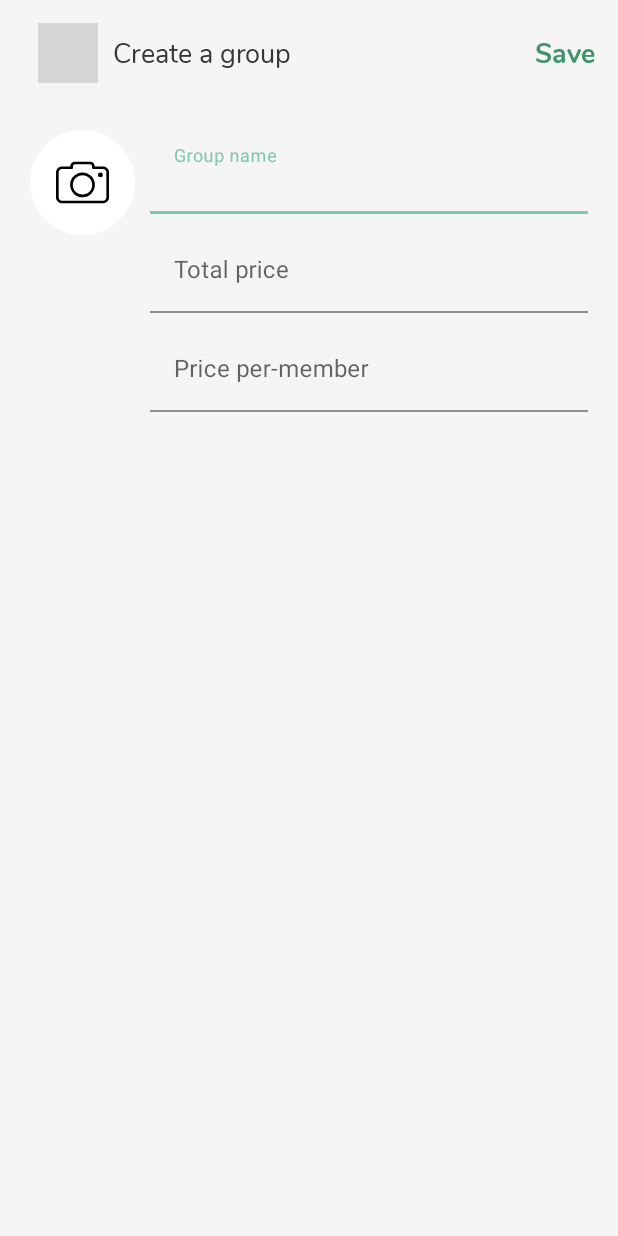
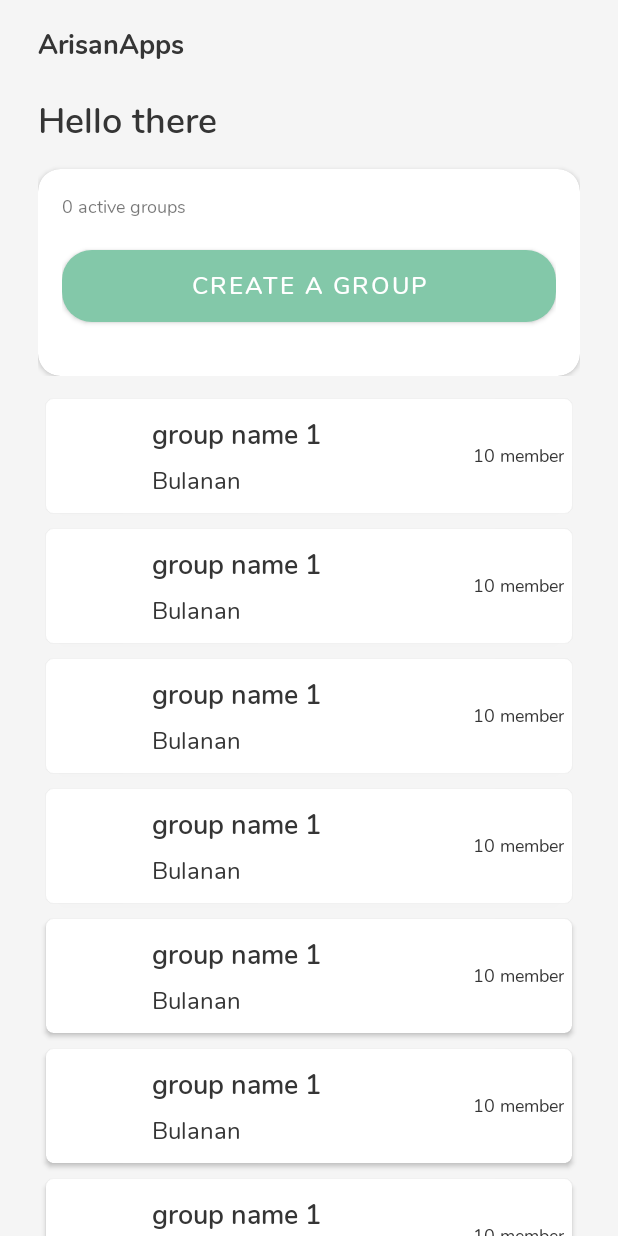
Before and after one commit to Tamrizki/Arisan-Apps, an Android app: the screen it shows after launch (CreateGroupActivity before the commit, HomeActivity after it), on a phone screen of 412 x 824 dp. Run offline under Robolectric (Android 15) with nearby library versions, the phone set to English and light mode, and no system bars; grey boxes are pictures that could not be loaded.

Commit message:
dialog edit

```diff
--- a/app/build.gradle
+++ b/app/build.gradle
@@ -1,6 +1,7 @@
 plugins {
     id 'com.android.application'
     id 'kotlin-android'
+    id 'kotlin-android-extensions'
 }
 
 android {
--- a/app/src/main/java/tam/pa/arisanapps/activity/home/HomeActivity.kt
+++ b/app/src/main/java/tam/pa/arisanapps/activity/home/HomeActivity.kt
@@ -2,11 +2,28 @@ package tam.pa.arisanapps.activity.home
 
 import androidx.appcompat.app.AppCompatActivity
 import android.os.Bundle
+import androidx.recyclerview.widget.LinearLayoutManager
+import kotlinx.android.synthetic.main.activity_main.*
 import tam.pa.arisanapps.R
+import tam.pa.arisanapps.activity.home.adapter.ListGroupAdapter
+import tam.pa.arisanapps.model.DataListGroup
 
 class HomeActivity : AppCompatActivity() {
+    var listGroup: ArrayList<DataListGroup> = ArrayList()
+
     override fun onCreate(savedInstanceState: Bundle?) {
         super.onCreate(savedInstanceState)
         setContentView(R.layout.activity_main)
+
+        setDataArray()
+        rvListGroup.setHasFixedSize(true)
+        rvListGroup.layoutManager = LinearLayoutManager(this)
+        rvListGroup.adapter = ListGroupAdapter(listGroup, this)
+    }
+
+    fun setDataArray(){
+        for (num in 1..10){
+            listGroup.add(DataListGroup("1", "group name 1", "Bulanan", "10", ""))
+        }
     }
 }
--- /dev/null
+++ b/app/src/main/java/tam/pa/arisanapps/activity/home/adapter/ListGroupAdapter.kt
@@ -0,0 +1,46 @@
+package tam.pa.arisanapps.activity.home.adapter
+
+import android.content.Context
+import android.view.LayoutInflater
+import android.view.View
+import android.view.ViewGroup
+import android.widget.ImageView
+import android.widget.TextView
+import androidx.recyclerview.widget.RecyclerView
+import tam.pa.arisanapps.R
+import tam.pa.arisanapps.model.DataListGroup
+import kotlinx.android.synthetic.main.custom_list_group.*
+import tam.pa.arisanapps.activity.home.dialog.EditListDialog
+
+class ListGroupAdapter(val listGroup: ArrayList<DataListGroup>, val context: Context):
+    RecyclerView.Adapter<ListGroupAdapter.vholder>() {
+    class vholder(view: View) : RecyclerView.ViewHolder(view) {
+        val tvNameGroup: TextView = view.findViewById(R.id.tvNameGroup)
+        val tvType: TextView = view.findViewById(R.id.tvType)
+        val tvMember: TextView = view.findViewById(R.id.tvMember)
+        val imgProfile: ImageView = view.findViewById(R.id.imgProfile)
+
+        fun bind(get: DataListGroup) {
+            tvNameGroup.text = get.nameGroup
+            tvType.text = get.type
+            tvMember.text = get.member+" member"
+        }
+
+    }
+
+    override fun onCreateViewHolder(parent: ViewGroup, viewType: Int): vholder {
+        return vholder(LayoutInflater.from(parent.context).inflate(R.layout.custom_list_group, parent, false))
+    }
+
+    override fun onBindViewHolder(holder: vholder, position: Int) {
+        holder.bind(listGroup.get(position))
+        holder.itemView.setOnClickListener {
+            val dialog = EditListDialog(context, listGroup.get(position).nameGroup)
+            dialog.show()
+        }
+    }
+
+    override fun getItemCount(): Int {
+        return listGroup.size
+    }
+}
--- /dev/null
+++ b/app/src/main/java/tam/pa/arisanapps/model/DataListGroup.kt
@@ -0,0 +1,39 @@
+package tam.pa.arisanapps.model
+
+import android.os.Parcel
+import android.os.Parcelable
+
+data class DataListGroup(
+    val id: String,
+    val nameGroup: String,
+    val type: String,
+    val member: String,
+    val img: String, ): Parcelable{
+    constructor(parcel: Parcel) : this(
+        parcel.readString()!!,
+        parcel.readString()!!,
+        parcel.readString()!!,
+        parcel.readString()!!,
+        parcel.readString()!!
+    ) {
+    }
+
+    override fun describeContents(): Int {
+        TODO("Not yet implemented")
+    }
+
+    override fun writeToParcel(parcel: Parcel?, p1: Int) {
+
+    }
+
+    companion object CREATOR : Parcelable.Creator<DataListGroup> {
+        override fun createFromParcel(parcel: Parcel): DataListGroup {
+            return DataListGroup(parcel)
+        }
+
+        override fun newArray(size: Int): Array<DataListGroup?> {
+            return arrayOfNulls(size)
+        }
+    }
+
+}
--- a/app/src/main/res/drawable/bg_button.xml
+++ b/app/src/main/res/drawable/bg_button.xml
@@ -2,7 +2,7 @@
 <selector xmlns:android="http://schemas.android.com/apk/res/android">
     <item>
         <shape>
-            <corners android:radius="30dp"/>
+            <corners android:radius="20dp"/>
             <solid android:color="@color/green"/>
         </shape>
     </item>
--- /dev/null
+++ b/app/src/main/res/drawable/bg_dialog.xml
@@ -0,0 +1,5 @@
+<?xml version="1.0" encoding="utf-8"?>
+<shape xmlns:android="http://schemas.android.com/apk/res/android">
+    <corners android:radius="15dp"/>
+    <solid android:color="@color/white"/>
+</shape>
--- a/app/src/main/res/layout/activity_main.xml
+++ b/app/src/main/res/layout/activity_main.xml
@@ -29,7 +29,7 @@
                     android:layout_height="wrap_content"
                     android:text="@string/app_name"
                     style="@style/bold_18dp"
-                    android:layout_marginTop="10dp"
+                    android:layout_marginTop="16dp"
                     android:textColor="@color/black_medium"/>
                 <TextView
                     android:layout_width="wrap_content"
@@ -93,6 +93,7 @@
                 style="@style/semibold_16dp"
                 android:textColor="@color/black_medium"/>
             <androidx.recyclerview.widget.RecyclerView
+                android:id="@+id/rvListGroup"
                 android:layout_width="match_parent"
                 android:layout_height="match_parent"
                 android:layout_marginTop="16sp"/>
--- /dev/null
+++ b/app/src/main/res/layout/custom_list_group.xml
@@ -0,0 +1,52 @@
+<?xml version="1.0" encoding="utf-8"?>
+<androidx.cardview.widget.CardView xmlns:android="http://schemas.android.com/apk/res/android"
+    android:layout_width="match_parent"
+    android:layout_height="wrap_content"
+    xmlns:app="http://schemas.android.com/apk/res-auto"
+    android:layout_margin="5dp"
+    app:cardCornerRadius="5dp">
+    <LinearLayout
+        android:layout_width="match_parent"
+        android:layout_height="wrap_content"
+        android:layout_margin="5dp"
+        android:orientation="horizontal">
+        <ImageView
+            android:id="@+id/imgProfile"
+            android:layout_width="45dp"
+            android:layout_height="45dp"
+            android:layout_margin="10dp"
+            />
+        <LinearLayout
+            android:layout_width="0dp"
+            android:layout_height="wrap_content"
+            android:layout_weight="1"
+            android:orientation="vertical"
+            android:layout_gravity="center_vertical">
+            <TextView
+                android:id="@+id/tvNameGroup"
+                android:layout_width="wrap_content"
+                android:layout_height="wrap_content"
+                style="@style/semibold_18dp"
+                android:text="@string/group_name"
+                android:textColor="@color/black_medium"
+                />
+            <TextView
+                android:id="@+id/tvType"
+                android:layout_width="wrap_content"
+                android:layout_height="wrap_content"
+                style="@style/reg_16dp"
+                android:text="Type"
+                android:textColor="@color/black_medium"
+                android:layout_marginTop="6dp"
+                />
+        </LinearLayout>
+        <TextView
+            android:id="@+id/tvMember"
+            android:layout_width="wrap_content"
+            android:layout_height="wrap_content"
+            android:text="20 Member"
+            style="@style/reg_12dp"
+            android:textColor="@color/black_medium"
+            android:layout_gravity="center_vertical"/>
+    </LinearLayout>
+</androidx.cardview.widget.CardView>
--- a/app/src/main/res/values/strings.xml
+++ b/app/src/main/res/values/strings.xml
@@ -9,4 +9,6 @@
     <string name="group_name">Group name</string>
     <string name="total_price">Total price</string>
     <string name="price_member">Price per-member</string>
+    <string name="edit_group">Edit Group</string>
+    <string name="delete">Delete</string>
 </resources>
```
Also changed, not shown: app/src/main/AndroidManifest.xml (+7 -6 lines), app/src/main/java/tam/pa/arisanapps/activity/home/dialog/EditListDialog.kt (added, +33 -0 lines), app/src/main/res/layout/dialog_edit_list.xml (added, +48 -0 lines).
